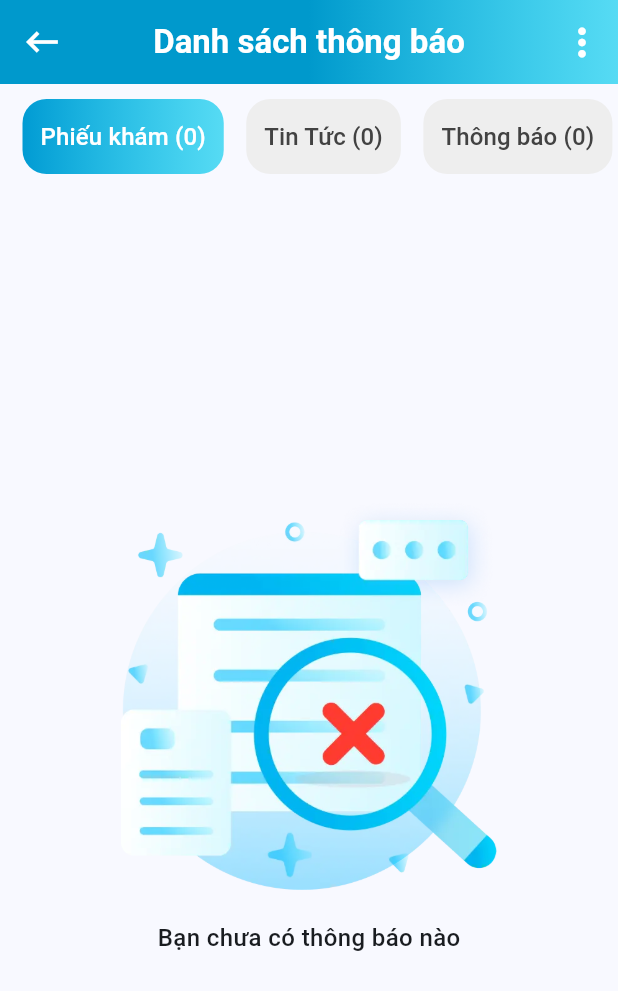
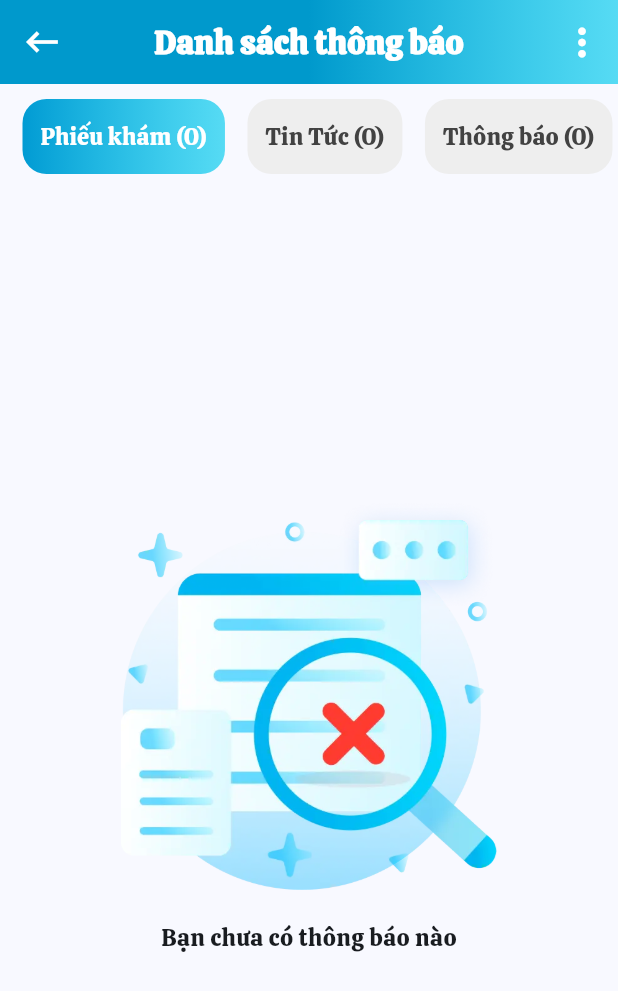
Before and after one commit to kienkieen/MediHub, a Flutter app: the screen it shows after launch, after a tap on an icon or button, on a phone screen of 412 x 824 dp. Shown: the top 991 px of the screen. Run offline on Flutter 3.47's test engine with Material 3 defaults, Android fonts, the phone set to English and light mode, and no system bars; our stand-ins replace flutter_svg.

Commit message:
Trang chu

```diff
--- a/lib/core/widgets/services_grid.dart
+++ b/lib/core/widgets/services_grid.dart
@@ -10,18 +10,22 @@ class ServicesGrid extends StatelessWidget {
       {
         'iconPath': 'assets/icons/grid_service/calendar.png',
         'label': 'Đặt lịch\nhẹn',
+        'onPressed': () {},
       },
       {
-        'iconPath': 'assets/icons/grid_service/news.png',
-        'label': 'Tin tức\nVắc xin',
+        'iconPath': 'assets/icons/grid_service/buy_vaccine.png',
+        'label': 'Các\ngói tiêm',
+        'onPressed': () {},
       },
       {
         'iconPath': 'assets/icons/grid_service/comments.png',
         'label': 'Góp ý\nphản hồi',
+        'onPressed': () {},
       },
       {
         'iconPath': 'assets/icons/grid_service/history.png',
         'label': 'Lịch sử\ntiêm chủng',
+        'onPressed': () {},
       },
     ];
 
@@ -29,18 +33,23 @@ class ServicesGrid extends StatelessWidget {
       {
         'iconPath': 'assets/icons/grid_service/category.png',
         'label': 'Danh mục\nVắc xin',
+        'onPressed': () {},
       },
       {
-        'iconPath': 'assets/icons/grid_service/buy_vaccine.png',
+        'iconPath': 'assets/icons/grid_service/age.png',
         'label': 'Vắc xin\ntheo tuổi',
+        'onPressed': () {},
       },
       {
-        'iconPath': 'assets/icons/grid_service/reward.png',
-        'label': 'Ưu đãi\ncủa tôi',
+        'iconPath': 'assets/icons/grid_service/procedure.png',
+        'label': 'Quy\ntrình tiêm',
+        'onPressed': () {},
       },
+
       {
-        'iconPath': 'assets/icons/grid_service/buy_vaccine.png',
-        'label': 'Đặt mua\nVắc xin',
+        'iconPath': 'assets/icons/grid_service/news.png',
+        'label': 'Tin tức\nVắc xin',
+        'onPressed': () {},
       },
     ];
 
@@ -79,21 +88,36 @@ class ServiceRow extends StatelessWidget {
 
   @override
   Widget build(BuildContext context) {
-    return Row(
-      mainAxisAlignment: MainAxisAlignment.spaceAround,
-      children:
-          services.map((service) {
-            return Flexible(
+    return GridView.builder(
+      gridDelegate: SliverGridDelegateWithFixedCrossAxisCount(
+        crossAxisCount: 4,
+        crossAxisSpacing: 3,
+        mainAxisSpacing: 3,
+        mainAxisExtent: 107,
+      ),
+      shrinkWrap: true,
+
+      itemCount: services.length,
+      itemBuilder: (context, index) {
+        final service = services[index];
+        return ElevatedButton(
+          style: ElevatedButton.styleFrom(
+            elevation: 0,
+            backgroundColor: Colors.white,
+            shape: RoundedRectangleBorder(
+              borderRadius: BorderRadius.circular(12),
+              side: BorderSide.none,
+            ),
+            padding: EdgeInsets.symmetric(vertical: 5),
+          ),
+          onPressed: service['onPressed'],
           child: Column(
-                mainAxisSize: MainAxisSize.min,
             crossAxisAlignment: CrossAxisAlignment.center,
             children: [
               Container(
                 padding: const EdgeInsets.all(12),
                 decoration: BoxDecoration(
-                      color: Colors.blueAccent.withValues(
-                        alpha: 0.05,
-                      ), // Nền nhẹ cho biểu tượng
+                  color: Colors.blueAccent.withValues(alpha: 0.05),
                   borderRadius: BorderRadius.circular(12),
                 ),
                 child: Image.asset(
@@ -105,23 +129,23 @@ class ServiceRow extends StatelessWidget {
               ),
               const SizedBox(height: 4),
               SizedBox(
-                    width: 80, // Giới hạn chiều rộng để chữ xuống dòng
+                width: 80,
                 child: Text(
                   service['label'],
                   style: const TextStyle(
                     fontSize: 12,
                     fontWeight: FontWeight.w600,
-                        height: 1.5, // Tăng khoảng cách giữa các dòng
+                    height: 1.5,
                   ),
                   textAlign: TextAlign.center,
-                      maxLines: 2, // Giới hạn 2 dòng
-                      overflow: TextOverflow.ellipsis, // Ẩn nếu quá dài
+                  maxLines: 2,
+                  overflow: TextOverflow.ellipsis,
                 ),
               ),
             ],
           ),
         );
-          }).toList(),
+      },
     );
   }
 }
--- a/lib/main.dart
+++ b/lib/main.dart
@@ -18,7 +18,7 @@ class MyApp extends StatelessWidget {
         primaryColor: const Color(0xFF0091FF),
         colorScheme: ColorScheme.fromSeed(seedColor: const Color(0xFF0091FF)),
         useMaterial3: true,
-        // fontFamily: 'calistoga',
+        fontFamily: 'calistoga',
       ),
       home: const NavigationBottom(), // Change to NavigationScreen
     );
--- a/lib/presentation/screens/home/user_account.dart
+++ b/lib/presentation/screens/home/user_account.dart
@@ -119,7 +119,7 @@ class UserAccountScreen extends StatelessWidget {
                 ],
               ),
               const Padding(
-                padding: EdgeInsets.symmetric(vertical: 16.0),
+                padding: EdgeInsets.only(top: 16.0, bottom: 30),
                 child: Center(
                   child: Text(
                     'Phiên bản 1.1.2',
@@ -272,7 +272,6 @@ class _MenuItem extends StatelessWidget {
     return Container(
       decoration: BoxDecoration(
         border: Border(bottom: BorderSide(color: Colors.grey.shade300)),
-        color: Colors.white,
       ),
       child: ListTile(
         leading: CircleAvatar(
```
Also changed, not shown: assets/icons/grid_service/age.png (added), assets/icons/grid_service/procedure.png (added), assets/images/find_vaccine.jpg (added). Lines whose indentation alone changed are shown as unchanged.
